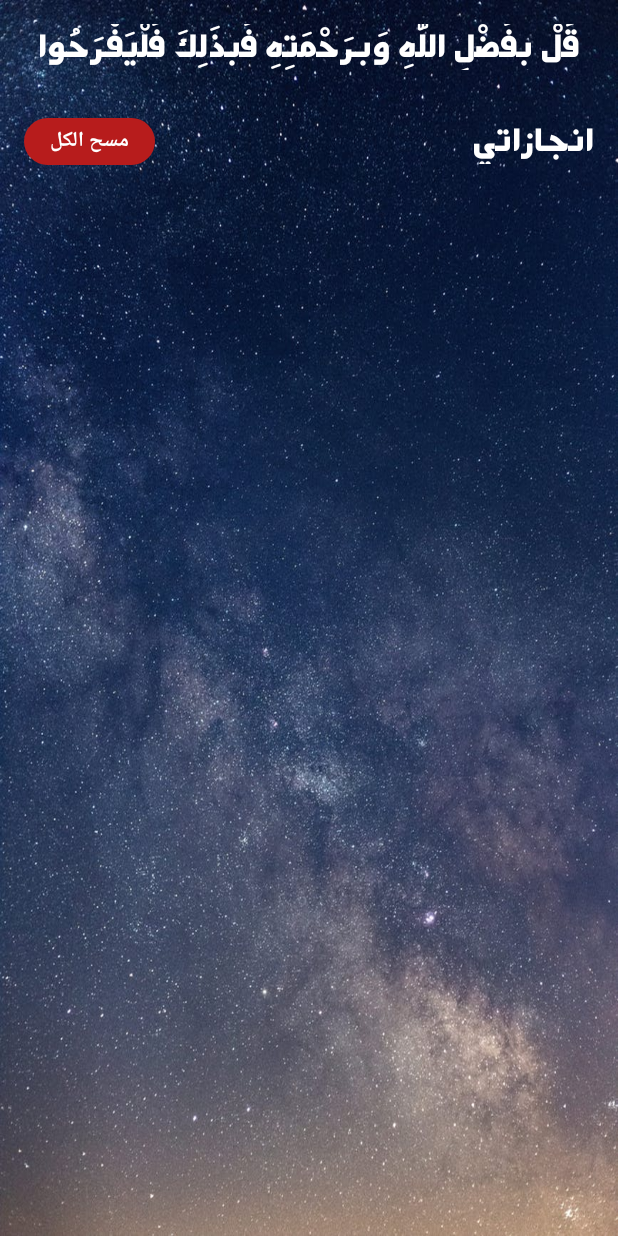
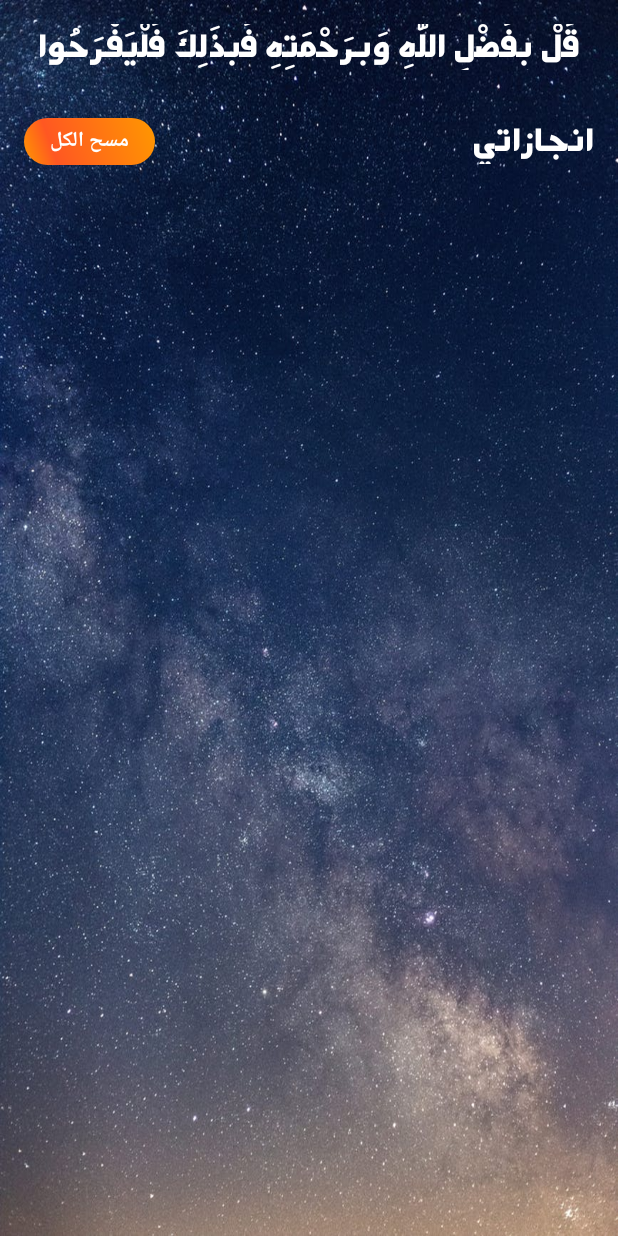
Before and after one commit to omarhatem97/Estakem, an Android app: the layout activity_engazat.xml on its own in the app's theme, with its tools: preview values and no code run, on a phone screen of 412 x 824 dp. Run offline under Robolectric (Android 15) with nearby library versions, the phone set to English and light mode, and no system bars.

Commit message:
final product for today monday w shimaa kanet 3yza tanm w m5detsh karar anhe design ashyak

```diff
--- a/app/src/main/res/drawable/buttonshape.xml
+++ b/app/src/main/res/drawable/buttonshape.xml
@@ -6,9 +6,9 @@
     <gradient
         android:angle="45"
         android:centerX="23%"
-        android:centerColor="#B71C1C"
-        android:startColor="#B71C1C"
-        android:endColor="#b71c1c"
+        android:centerColor="#FF5722"
+        android:startColor="#FF9800"
+        android:endColor="#FF9800"
         android:type="linear"
         />
     <padding
--- a/app/src/main/res/layout/activity_mychallenges.xml
+++ b/app/src/main/res/layout/activity_mychallenges.xml
@@ -4,7 +4,7 @@
     xmlns:tools="http://schemas.android.com/tools"
     android:layout_width="match_parent"
     android:layout_height="match_parent"
-    android:background="@drawable/stars">
+    android:background="@drawable/bg_red">
 
     <Button
         android:id="@+id/tanshet"
```
Also changed, not shown: 41 other files.
